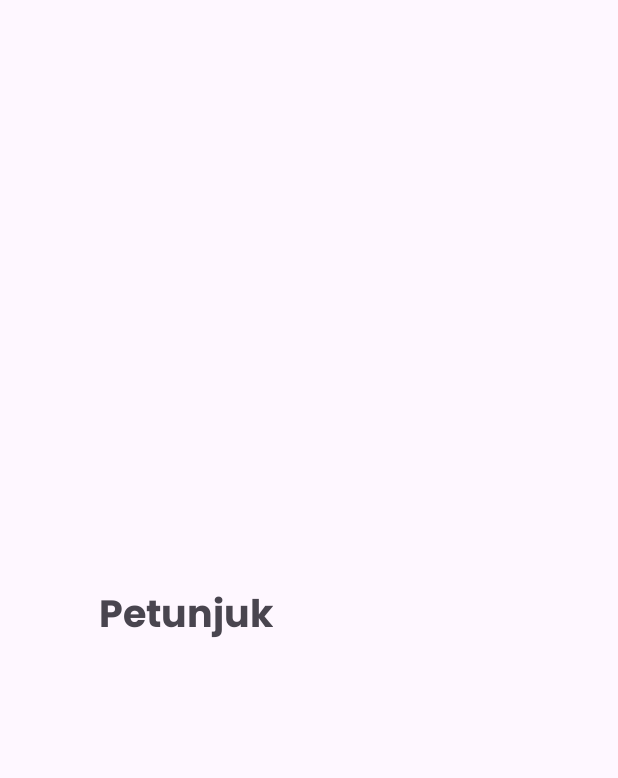
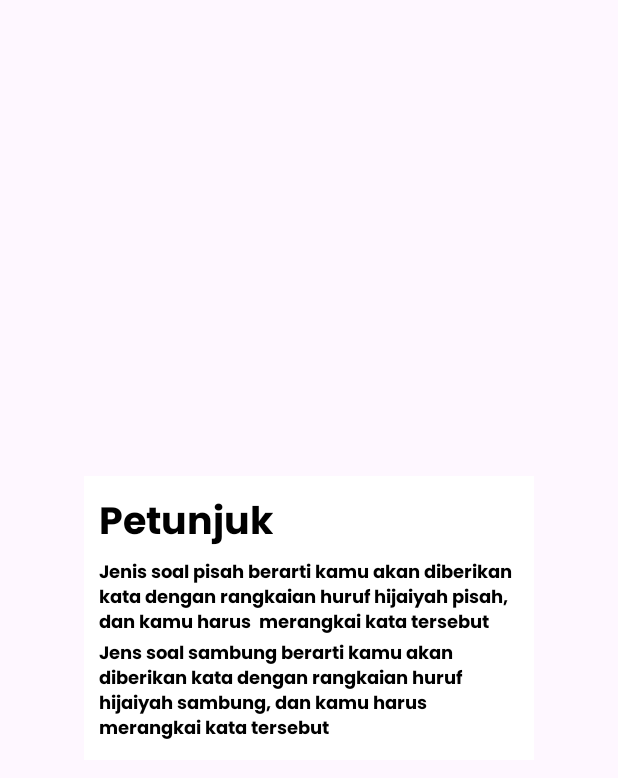
Before and after one commit to AsimaPrimaYohanaT/HijaiyahKu_New, an Android app: the layout fragment_hint_choose_quest.xml on its own in the app's theme, with its tools: preview values and no code run, on a phone screen of 412 x 824 dp. Shown: the top 778 px of the screen. Run offline under Robolectric (Android 15) with nearby library versions, the phone set to English and light mode, and no system bars.

```diff
--- a/app/src/main/java/com/example/hijaiyahku_new/ChooseQuest.kt
+++ b/app/src/main/java/com/example/hijaiyahku_new/ChooseQuest.kt
@@ -26,7 +26,9 @@ class ChooseQuest : AppCompatActivity() {
             startActivity(toHurufPisah)
         }
 
-
+        binding.btnPetunjuk.setOnClickListener {
+            hintFragment.show(supportFragmentManager,"HintQuest")
+        }
 
         binding.btnSambung.setOnClickListener {
             val toHurufSambung = Intent(this@ChooseQuest, DaftarSoal::class.java)
--- a/app/src/main/java/com/example/hijaiyahku_new/DaftarSoal.kt
+++ b/app/src/main/java/com/example/hijaiyahku_new/DaftarSoal.kt
@@ -40,6 +40,10 @@ class DaftarSoal : AppCompatActivity() {
         binding.info.setOnClickListener {
             hintDialog.show(supportFragmentManager, "CustomDialog")
         }
+        binding.btnBack.setOnClickListener {
+            val intent = Intent(this@DaftarSoal, ChooseQuest::class.java)
+            startActivity(intent)
+        }
 
         if (jenis == "pisah") {
             viewModel.filter(SoalSortType.TYPE_1)
--- a/app/src/main/java/com/example/hijaiyahku_new/Splash.kt
+++ b/app/src/main/java/com/example/hijaiyahku_new/Splash.kt
@@ -21,7 +21,7 @@ class Splash : AppCompatActivity() {
         Handler(Looper.getMainLooper()).postDelayed({
             startActivity(Intent(this@Splash, MainActivity::class.java))
             finish()
-        },6000)
+        },3000)
     }
 
 
--- a/app/src/main/res/layout/activity_choose_quest.xml
+++ b/app/src/main/res/layout/activity_choose_quest.xml
@@ -8,7 +8,7 @@
     tools:context=".ChooseQuest">
 
     <ImageView
-        android:id="@+id/logo_team_p"
+        android:id="@+id/btnPetunjuk"
         android:layout_width="81dp"
         android:layout_height="60dp"
         android:layout_marginLeft="280dp"
@@ -41,6 +41,7 @@
             android:layout_height="wrap_content"
             android:text="Kamu mau soal yang mana ?"
             android:textSize="25dp"
+            android:textColor="@color/black"
             app:layout_constraintTop_toTopOf="@id/asset_5_1"
             app:layout_constraintBottom_toBottomOf="@id/asset_5_1"
             app:layout_constraintLeft_toLeftOf="@id/asset_5_1"
@@ -91,6 +92,7 @@
             android:textSize="25dp"
             android:fontFamily="@font/poppins_bold"
             android:gravity="center"
+            android:textColor="@color/black"
             android:textAlignment="center"
             android:text="Huruf Pisah"
             android:layout_width="0dp"
@@ -138,6 +140,7 @@
                 android:layout_margin="0dp"
                 android:layout_width="wrap_content"
                 android:layout_height="wrap_content"
+                android:textColor="@color/black"
                 android:text="Huruf"
                 android:textSize="22dp"
                 android:fontFamily="@font/poppins_bold"
@@ -147,6 +150,7 @@
                 android:includeFontPadding="false"
                 android:lineSpacingExtra="0dp"
                 android:layout_width="wrap_content"
+                android:textColor="@color/black"
                 android:layout_height="wrap_content"
                 android:layout_margin="0dp"
                 android:fontFamily="@font/poppins_bold"
--- a/app/src/main/res/layout/fragment_daftar_soal.xml
+++ b/app/src/main/res/layout/fragment_daftar_soal.xml
@@ -4,11 +4,11 @@
     xmlns:app="http://schemas.android.com/apk/res-auto"
     android:layout_gravity="center"
     android:gravity="center"
-    android:background="@android:color/transparent"
     android:layout_height="wrap_content"
     android:paddingStart="10dp"
     android:paddingEnd="10dp"
     android:paddingTop="10dp"
+    android:background="@color/white"
     android:paddingBottom="10dp"
     android:orientation="vertical">
 
@@ -23,6 +23,7 @@
             android:layout_width="wrap_content"
             android:layout_height="wrap_content"
             android:textSize="25sp"
+            android:textColor="@color/black"
             android:fontFamily="@font/poppins_bold"
             android:text="@string/petunjuk" />
 
--- a/app/src/main/res/layout/fragment_hint_choose_quest.xml
+++ b/app/src/main/res/layout/fragment_hint_choose_quest.xml
@@ -4,10 +4,10 @@
     xmlns:app="http://schemas.android.com/apk/res-auto"
     android:layout_gravity="center"
     android:gravity="center"
-    android:background="@android:color/transparent"
     android:layout_height="wrap_content"
     android:paddingStart="10dp"
     android:paddingEnd="10dp"
+    android:background="@color/white"
     android:paddingTop="10dp"
     android:paddingBottom="10dp"
     android:orientation="vertical">
@@ -18,15 +18,32 @@
 
     <androidx.appcompat.widget.LinearLayoutCompat
         android:layout_width="match_parent"
-        android:layout_height="wrap_content" >
+        android:layout_height="wrap_content"
+        android:orientation="vertical">
         <TextView
             android:layout_width="wrap_content"
             android:layout_height="wrap_content"
             android:textSize="25sp"
+            android:textColor="@color/black"
             android:fontFamily="@font/poppins_bold"
             android:text="@string/petunjuk" />
 
+        <TextView
+            android:layout_width="match_parent"
+            android:layout_height="wrap_content"
+            android:textSize="12sp"
+            android:textColor="@color/black"
+            android:fontFamily="@font/poppins_bold"
+            android:text="Jenis soal pisah berarti kamu akan diberikan kata dengan rangkaian huruf hijaiyah pisah, dan kamu harus  merangkai kata tersebut "/>
 
+
+        <TextView
+            android:layout_width="match_parent"
+            android:layout_height="wrap_content"
+            android:textSize="12sp"
+            android:textColor="@color/black"
+            android:fontFamily="@font/poppins_bold"
+            android:text="Jens soal sambung berarti kamu akan diberikan kata dengan rangkaian huruf hijaiyah sambung, dan kamu harus  merangkai kata tersebut "/>
 
 
     </androidx.appcompat.widget.LinearLayoutCompat>
--- a/app/src/main/res/layout/item_soal.xml
+++ b/app/src/main/res/layout/item_soal.xml
@@ -5,6 +5,7 @@
     android:layout_width="150dp"
     android:layout_height="150dp"
     android:layout_gravity="center"
+    app:cardBackgroundColor="@color/white"
     app:strokeColor="@color/white"
     android:layout_margin="8dp">
 
--- a/app/src/main/res/values-night/themes.xml
+++ b/app/src/main/res/values-night/themes.xml
@@ -3,5 +3,8 @@
     <style name="Base.Theme.HijaiyahKu_New" parent="Theme.Material3.DayNight.NoActionBar">
         <!-- Customize your dark theme here. -->
         <!-- <item name="colorPrimary">@color/my_dark_primary</item> -->
+        <item name="colorPrimary">#E1BC62</item>
     </style>
+
+    <style name="Theme.HijaiyahKu_New" parent="Base.Theme.HijaiyahKu_New" />
 </resources>
```
Also changed, not shown: app/src/main/java/com/example/hijaiyahku_new/DetailQuest.kt (+5 -9 lines).
